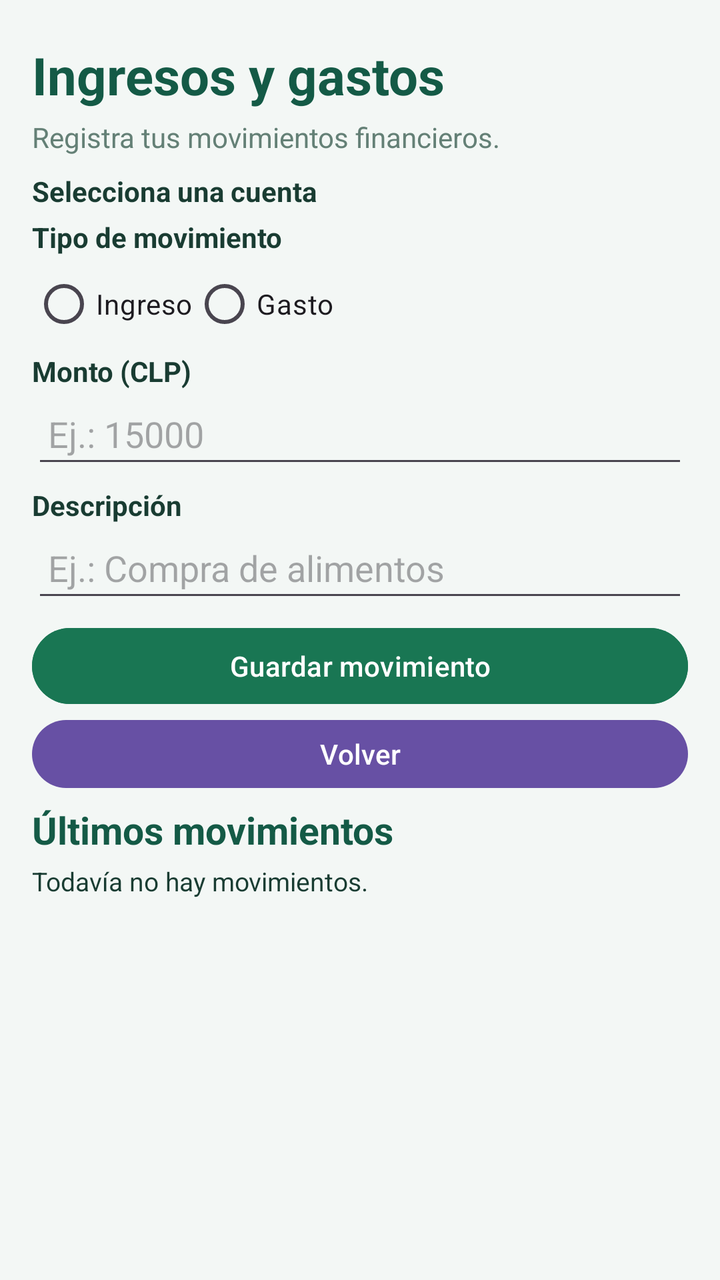
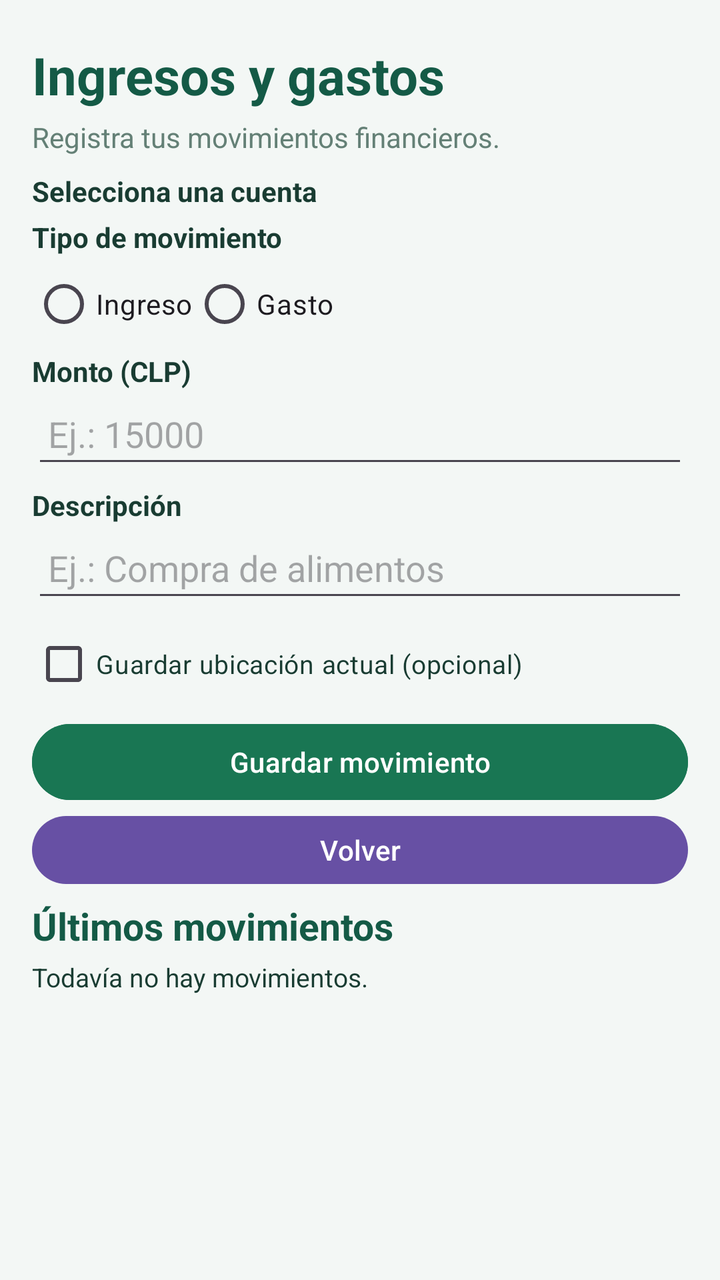

Before-and-after screenshots of an Android layout around one commit, followed by the original layout XML and the change that was made.
<!-- AndroidManifest.xml: application theme Theme.LocalCash -->
<!-- res/layout/activity_movimientos.xml -->
<?xml version="1.0" encoding="utf-8"?>
<LinearLayout xmlns:android="http://schemas.android.com/apk/res/android"
    android:id="@+id/main"
    android:layout_width="match_parent"
    android:layout_height="match_parent"
    android:orientation="vertical"
    android:background="#F3F7F5"
    android:padding="16dp">

    <TextView
        android:layout_width="match_parent"
        android:layout_height="wrap_content"
        android:layout_marginTop="4dp"
        android:text="Ingresos y gastos"
        android:textColor="#145A46"
        android:textSize="26sp"
        android:textStyle="bold" />

    <TextView
        android:layout_width="match_parent"
        android:layout_height="wrap_content"
        android:layout_marginTop="4dp"
        android:text="Registra tus movimientos financieros."
        android:textColor="#648076"
        android:textSize="14sp" />

    <TextView
        android:layout_width="match_parent"
        android:layout_height="wrap_content"
        android:layout_marginTop="8dp"
        android:text="Selecciona una cuenta"
        android:textColor="#193C32"
        android:textStyle="bold" />

    <RadioGroup
        android:id="@+id/rgCuentas"
        android:layout_width="match_parent"
        android:layout_height="wrap_content"
        android:orientation="vertical" />

    <TextView
        android:id="@+id/tvSinCuentas"
        android:layout_width="match_parent"
        android:layout_height="wrap_content"
        android:text="Primero debes crear una cuenta."
        android:textColor="#B3261E"
        android:visibility="gone" />

    <TextView
        android:layout_width="match_parent"
        android:layout_height="wrap_content"
        android:layout_marginTop="4dp"
        android:text="Tipo de movimiento"
        android:textColor="#193C32"
        android:textStyle="bold" />

    <RadioGroup
        android:id="@+id/rgTipoMovimiento"
        android:layout_width="match_parent"
        android:layout_height="wrap_content"
        android:orientation="horizontal">

        <RadioButton
            android:id="@+id/rbIngreso"
            android:layout_width="wrap_content"
            android:layout_height="wrap_content"
            android:text="Ingreso" />

        <RadioButton
            android:id="@+id/rbEgreso"
            android:layout_width="wrap_content"
            android:layout_height="wrap_content"
            android:text="Gasto" />

    </RadioGroup>

    <TextView
        android:layout_width="match_parent"
        android:layout_height="wrap_content"
        android:text="Monto (CLP)"
        android:textColor="#193C32"
        android:textStyle="bold" />

    <EditText
        android:id="@+id/etMontoMovimiento"
        android:layout_width="match_parent"
        android:layout_height="44dp"
        android:hint="Ej.: 15000"
        android:inputType="numberDecimal"
        android:singleLine="true"
        android:padding="8dp" />

    <TextView
        android:layout_width="match_parent"
        android:layout_height="wrap_content"
        android:layout_marginTop="4dp"
        android:text="Descripción"
        android:textColor="#193C32"
        android:textStyle="bold" />

    <EditText
        android:id="@+id/etDescripcionMovimiento"
        android:layout_width="match_parent"
        android:layout_height="44dp"
        android:hint="Ej.: Compra de alimentos"
        android:inputType="textCapSentences"
        android:singleLine="true"
        android:padding="8dp" />

    <Button
        android:id="@+id/btnGuardarMovimiento"
        android:layout_width="match_parent"
        android:layout_height="46dp"
        android:layout_marginTop="4dp"
        android:backgroundTint="#197653"
        android:text="Guardar movimiento"
        android:textAllCaps="false"
        android:textColor="#FFFFFF" />

    <Button
        android:id="@+id/btnVolverMovimientos"
        android:layout_width="match_parent"
        android:layout_height="42dp"
        android:text="Volver"
        android:textAllCaps="false" />

    <TextView
        android:layout_width="match_parent"
        android:layout_height="wrap_content"
        android:layout_marginTop="4dp"
        android:text="Últimos movimientos"
        android:textColor="#145A46"
        android:textSize="19sp"
        android:textStyle="bold" />

    <TextView
        android:id="@+id/tvMovimientosRegistrados"
        android:layout_width="match_parent"
        android:layout_height="0dp"
        android:layout_weight="1"
        android:layout_marginTop="4dp"
        android:gravity="top"
        android:text="Todavía no hay movimientos."
        android:textColor="#193C32"
        android:textSize="13sp" />

</LinearLayout>
<!-- resources referenced by this layout -->
<resources>
  <style name="Theme.LocalCash" parent="Base.Theme.LocalCash" />
  <style name="Base.Theme.LocalCash" parent="Theme.Material3.DayNight.NoActionBar">
          
          
      </style>
</resources>

<!-- the commit's change to res/layout/activity_movimientos.xml (unified diff, before → after) -->
@@ -107,11 +107,20 @@
         android:singleLine="true"
         android:padding="8dp" />
 
+    <CheckBox
+        android:id="@+id/cbGuardarUbicacion"
+        android:layout_width="match_parent"
+        android:layout_height="wrap_content"
+        android:layout_marginTop="2dp"
+        android:text="Guardar ubicación actual (opcional)"
+        android:textColor="#193C32"
+        android:textSize="13sp" />
+
     <Button
         android:id="@+id/btnGuardarMovimiento"
         android:layout_width="match_parent"
         android:layout_height="46dp"
-        android:layout_marginTop="4dp"
+        android:layout_marginTop="2dp"
         android:backgroundTint="#197653"
         android:text="Guardar movimiento"
         android:textAllCaps="false"
